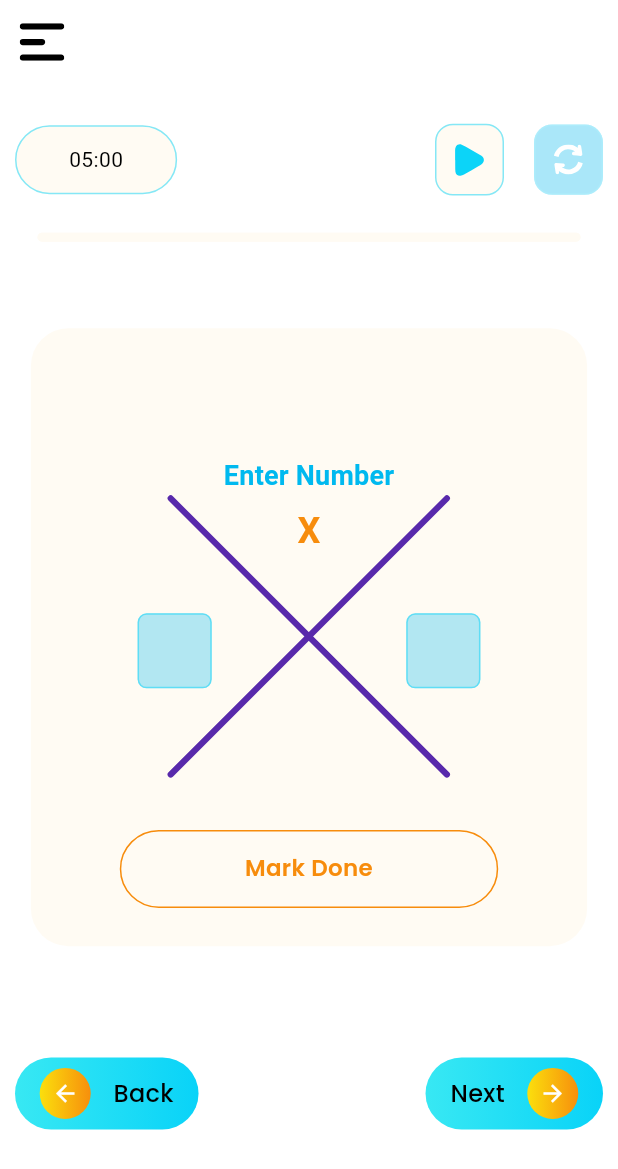
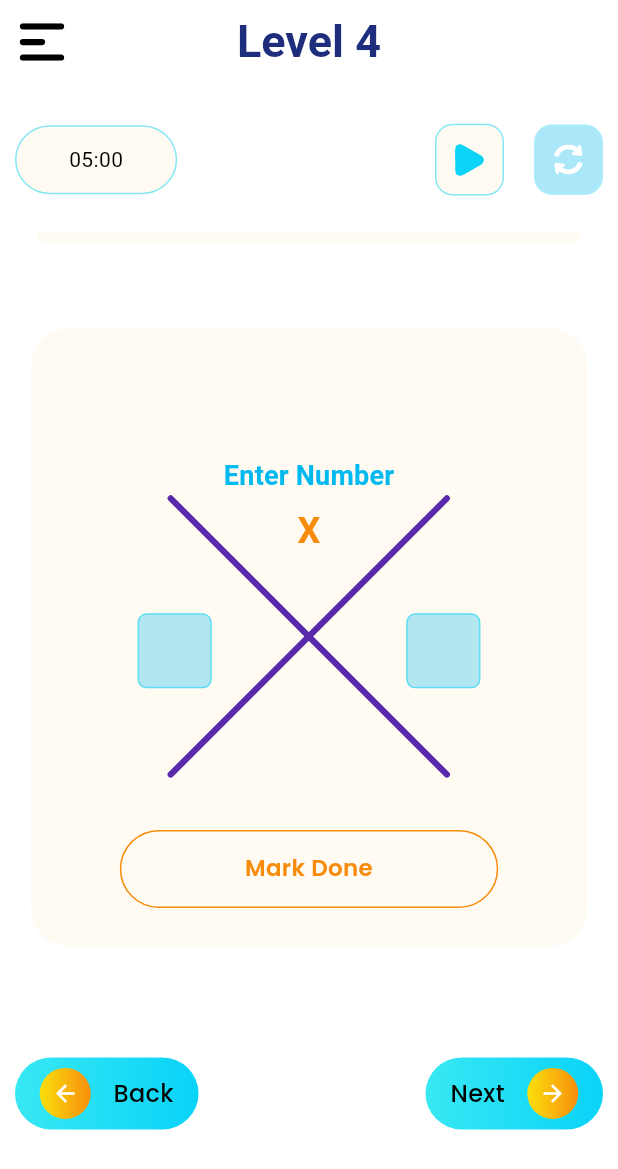
Before and after one commit to UmairYousafzai/X-puzzle, a Flutter app: the GameScreen screen opened directly, on a phone screen of 412 x 824 dp. Shown: the top 1169 px of the screen. Run offline on Flutter 3.47's test engine with Material 3 defaults, Android fonts, the phone set to English and light mode, and no system bars; our stand-ins replace flutter_keyboard_visibility, flutter_native_splash, flutter_riverpod, flutter_svg, gap, google_fonts and 2 more; accounts and stored records are empty; project files that could hold a hidden picture were left out.

```diff
--- a/lib/data/data_source/local/question_generator.dart
+++ b/lib/data/data_source/local/question_generator.dart
@@ -1,7 +1,7 @@
-  import 'dart:math';
+import 'dart:math';
 
-  import 'package:flutter/foundation.dart';
-  import 'package:xpuzzle/domain/entities/question.dart';
+import 'package:flutter/foundation.dart';
+import 'package:xpuzzle/domain/entities/question.dart';
 
 List<Question> generatePositiveMultipleAndPositiveInteger({
   int numberOfQuestion = 0,
@@ -28,13 +28,14 @@ List<Question> generatePositiveMultipleAndPositiveInteger({
       left = random.nextInt(7) + 2;
       right = -(random.nextInt(left - 1) + 1);
     } else if (isNPAndNS) {
-      left = random.nextInt(5) + 1;
+      left = random.nextInt(5) + 2;
       right = -(random.nextInt(7) + 2);
     }
+
     List<int> pairList = [left, right]..sort();
     String pair = '${pairList[0]},${pairList[1]}';
 
-    if (!uniquePair.contains(pair)) {
+    if (!uniquePair.contains(pair) && left != right) {
       uniquePair.add(pair);
       final sum = left + right;
       final product = left * right;
--- a/lib/presentation/providers/game_provider.dart
+++ b/lib/presentation/providers/game_provider.dart
@@ -85,6 +85,18 @@ class GameState {
       question: question ?? this.question,
     );
   }
+
+  String getLevel() {
+    if (question?.isPPAndPS ?? false) {
+      return "Level 1";
+    } else if (question?.isPPAndNS ?? false) {
+      return "Level 2";
+    } else if (question?.isNPAndPS ?? false) {
+      return "Level 3";
+    } else {
+      return "Level 4";
+    }
+  }
 }
 
 class GameNotifier extends StateNotifier<GameState> {
@@ -116,7 +128,7 @@ class GameNotifier extends StateNotifier<GameState> {
   void updateQuestion(Question question) {
     state =
         // state.copyWith(question: question, firstNumber: "", secondNumber: "");
-    state.copyWith(question: question);
+        state.copyWith(question: question);
   }
 
   void updateTimer(int seconds) {
--- a/lib/presentation/screens/game_screen/game_screen.dart
+++ b/lib/presentation/screens/game_screen/game_screen.dart
@@ -346,11 +346,9 @@ class _GameScreenState extends ConsumerState<GameScreen> {
       child: Scaffold(
         backgroundColor: MColors().white,
         resizeToAvoidBottomInset: true,
-        appBar: level.when(
-          data: (level) {
-            return customAppBar(
+        appBar: customAppBar(
             context,
-                level ?? "", // Pass the current level here
+            gameState.getLevel(), // Pass the current level here
             SvgPicture.asset(
               "assets/icons/svg/hamburger_menu_icon.svg",
               width: 40,
@@ -358,15 +356,7 @@ class _GameScreenState extends ConsumerState<GameScreen> {
             ),
             null,
             onPressedLeading: () {},
-                titleColor: const Color(0xFF1E2D7C));
-          },
-          loading: () => AppBar(
-            title: const Text('Loading...'), // Temporary AppBar while loading
-          ),
-          error: (error, stack) => AppBar(
-            title: Text('Error: $error'),
-          ),
-        ),
+            titleColor: const Color(0xFF1E2D7C)),
         body: SingleChildScrollView(
           reverse: true,
           child: Padding(
```
Lines whose indentation alone changed are shown as unchanged.
